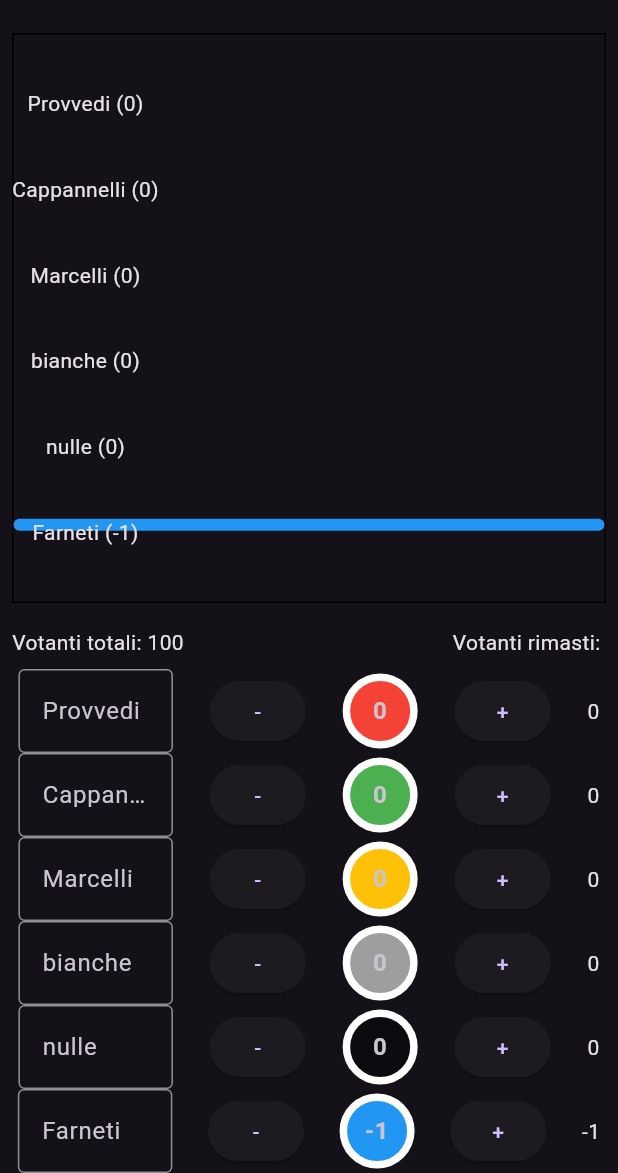
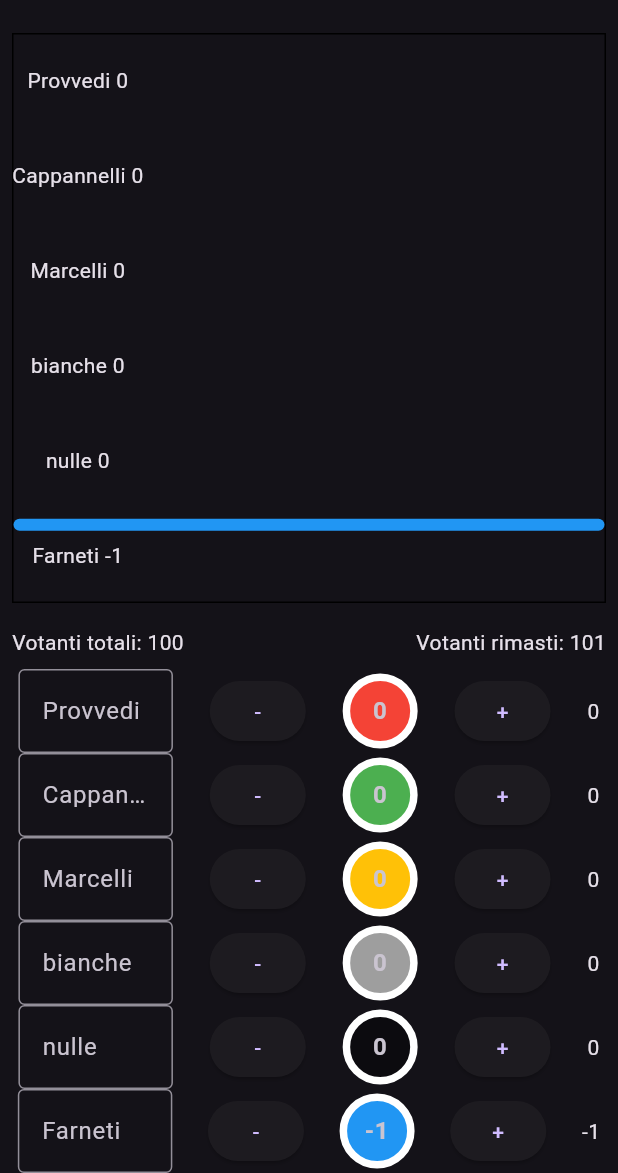
Before and after one commit to vantaggi/voto_tracker, a Flutter app: the screen it shows after launch, after a tap on an icon or button, on a phone screen of 412 x 824 dp, the part 63-1236 px from its top. Run offline on Flutter 3.47's test engine with Material 3 defaults, Android fonts, the phone set to English and light mode, and no system bars; drawn by our look-alikes of fl_chart; missing offline and left inert: random_color.

Commit message:
ADD: winner calculation

```diff
--- a/lib/main.dart
+++ b/lib/main.dart
@@ -51,31 +51,29 @@ class _VotiPageState extends State<VotiPage> {
         voti: 0,
         barColor: Colors.grey),
     // L'elemento per le schede bianche
-    VotoData(
-        nome: "nulle",
-        voti: 0,
-        barColor: Colors.black38),
+    VotoData(nome: "nulle", voti: 0, barColor: Colors.black38),
     // L'elemento per le schede nulle
   ];
 
   // La variabile che tiene traccia del vincitore
   String vincitore = "";
+  int totaleVotiAssegnati = 0;
+  int votiRimanenti = 0;
 
   // Il controller per il widget TextField
   TextEditingController controller = TextEditingController();
 
   // Il metodo che crea il widget del grafico
   Widget creaGrafico() {
-
     BarChartData data = BarChartData(
       barGroups: [
-        for (VotoData voto in dati)
+        for (VotoData dato in dati)
           BarChartGroupData(
-            x: dati.indexOf(voto),
+            x: dati.indexOf(dato),
             barRods: [
               BarChartRodData(
-                toY: voto.voti.toDouble(),
-                color: voto.barColor,
+                toY: dato.voti.toDouble(),
+                color: dato.barColor,
               )
             ],
           )
@@ -84,7 +82,6 @@ class _VotiPageState extends State<VotiPage> {
         show: false,
       ),
       gridData: const FlGridData(show: false),
-
     );
 
     return Stack(
@@ -98,15 +95,31 @@ class _VotiPageState extends State<VotiPage> {
         SizedBox(
           height: 545, //height the size of BarChart
           child: Column(
-            mainAxisAlignment: MainAxisAlignment.spaceEvenly,
+            mainAxisAlignment: MainAxisAlignment.spaceAround,
             children: [
-              for (VotoData voto in dati)
-                Text("${voto.nome} (${voto.voti})"),
+              for (VotoData voto in dati) Text("${voto.nome} ${voto.voti}"),
             ],
           ),
         )
       ],
     );
+  }
+
+  void calcolaVotanti() {
+    // Ordina la lista dei dati in base al numero dei voti
+    dati.sort((a, b) => b.voti.compareTo(a.voti));
+    // Calcola il numero totale dei votanti
+    totaleVotiAssegnati = dati.fold(0, (sum, voto) => sum + voto.voti);
+    // Calcola la maggioranza dei voti
+    votiRimanenti = settings.numVotanti - totaleVotiAssegnati;
+    // Controlla se il primo candidato ha raggiunto la maggioranza
+    if (dati[0].voti > dati[1].voti + votiRimanenti) {
+      // Imposta il vincitore con il nome del primo candidato
+      vincitore = dati[0].nome;
+    } else {
+      // Azzera il vincitore
+      vincitore = "";
+    }
   }
 
   // Il metodo che crea il widget del bottone
@@ -123,21 +136,7 @@ class _VotiPageState extends State<VotiPage> {
           } else {
             dati[index].voti--;
           }
-          // Ordina la lista dei dati in base al numero dei voti
-          dati.sort((a, b) => b.voti.compareTo(a.voti));
-          // Calcola il numero totale dei votanti
-          int totale = dati.fold(0, (sum, voto) => sum + voto.voti);
-          // Calcola la maggioranza dei voti
-          int maggioranza = (totale / 2).ceil();
-          // Controlla se il primo candidato ha raggiunto la maggioranza
-          //TODO: controlla se lo scarto tra primo e secondo è maggiore dei voti rimasti da scrutinare
-          if (dati[0].voti >= maggioranza) {
-            // Imposta il vincitore con il nome del primo candidato
-            vincitore = dati[0].nome;
-          } else {
-            // Azzera il vincitore
-            vincitore = "";
-          }
+          calcolaVotanti();
         });
       },
     );
@@ -208,27 +207,10 @@ class _VotiPageState extends State<VotiPage> {
             }
             // Aggiunge le schede bianche e nulle alla lista dei dati
             dati.add(VotoData(
-                nome: "Schede bianche",
-                voti: 0,
-                barColor: Colors.grey));
-            dati.add(VotoData(
-                nome: "Schede nulle",
-                voti: 0,
-                barColor: Colors.grey));
-            // Ordina la lista dei dati in base al numero dei voti
-            dati.sort((a, b) => b.voti.compareTo(a.voti));
-            // Calcola il numero totale dei votanti
-            int totale = dati.fold(0, (sum, voto) => sum + voto.voti);
-            // Calcola la maggioranza dei voti
-            int maggioranza = (totale / 2).ceil();
-            // Controlla se il primo candidato ha raggiunto la maggioranza
-            if (dati[0].voti >= maggioranza) {
-              // Imposta il vincitore con il nome del primo candidato
-              vincitore = dati[0].nome;
-            } else {
-              // Azzera il vincitore
-              vincitore = "";
-            }
+                nome: "Schede bianche", voti: 0, barColor: Colors.grey));
+            dati.add(
+                VotoData(nome: "Schede nulle", voti: 0, barColor: Colors.grey));
+            calcolaVotanti();
           }
         });
       },
@@ -271,6 +253,7 @@ class _VotiPageState extends State<VotiPage> {
                   int numeroVoti = int.tryParse(value) ?? 0;
                   dati[index].voti = numeroVoti;
                 });
+                calcolaVotanti();
               },
             )));
   }
@@ -313,8 +296,9 @@ class _VotiPageState extends State<VotiPage> {
                 mainAxisAlignment: MainAxisAlignment.spaceBetween,
                 children: [
                   Text("Votanti totali: ${settings.numVotanti}"),
-                  Text(
-                      "Votanti rimasti: "), //TODO: calcolare votanti da scrutinare
+                  // Il widget del messaggio del vincitore
+                  if (vincitore != "") Text("Il vincitore è $vincitore!"),
+                  Text("Votanti rimasti: ${votiRimanenti}"),
                 ],
               ),
             ),
@@ -329,8 +313,8 @@ class _VotiPageState extends State<VotiPage> {
                   mainAxisAlignment: MainAxisAlignment.spaceAround,
                   children: [
                     SizedBox(
-                        child: creaCandidateField(index),
-                        width: MediaQuery.of(context).size.width / 4),
+                        width: MediaQuery.of(context).size.width / 4,
+                        child: creaCandidateField(index)),
                     creaBottone(dati[index].nome, index, false),
                     colorValue(index),
                     creaBottone(dati[index].nome, index, true),
@@ -339,16 +323,6 @@ class _VotiPageState extends State<VotiPage> {
                 );
               },
             ),
-            // Il widget del messaggio del vincitore
-            //TODO
-            // if (vincitore != "")
-            //   PopupMenuButton(
-            //     itemBuilder: (BuildContext context) => [
-            //       PopupMenuItem(
-            //         child: Text("Il vincitore è $vincitore!"),
-            //       ),
-            //     ],
-            //   ),
           ],
         ),
       ),
```
